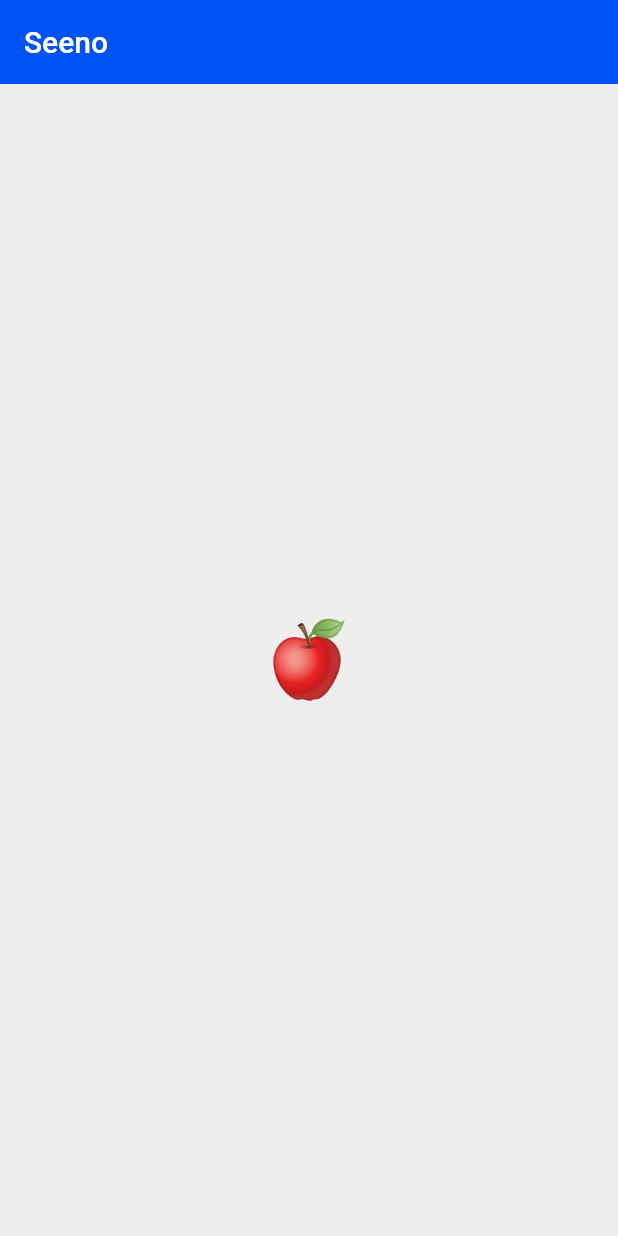
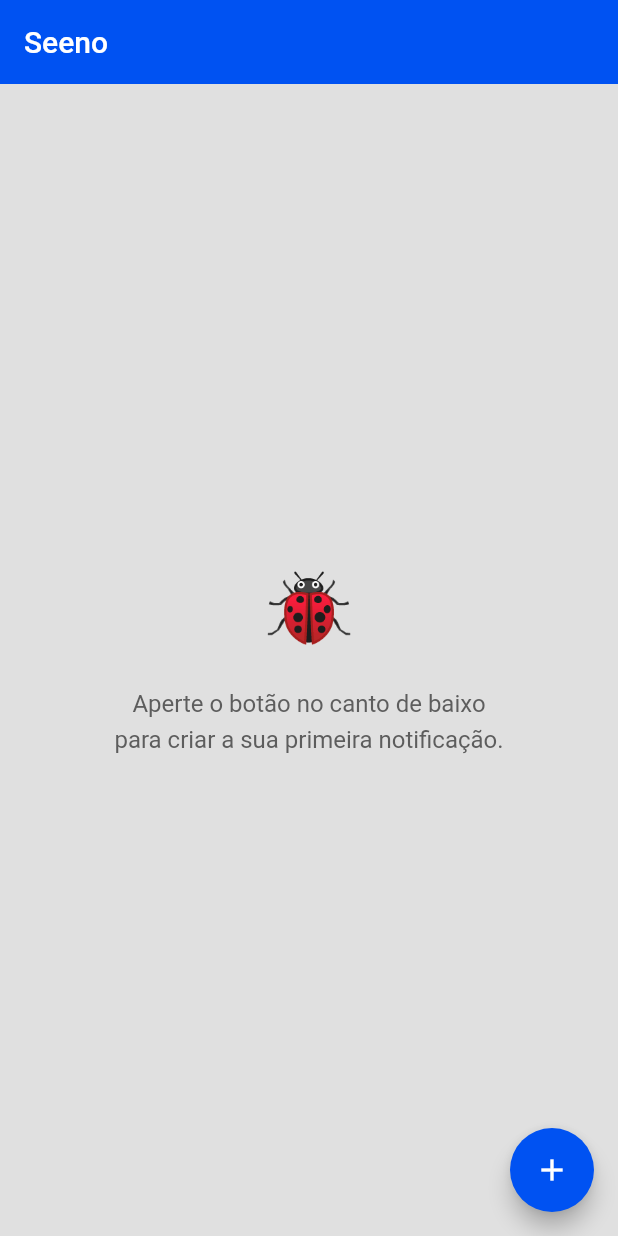
Before and after one commit to C4co/flutter_todolist, a Flutter app: the screen it shows after launch, on a phone screen of 412 x 824 dp. Run offline on Flutter 3.47's test engine with Material 2 defaults, Android fonts, the phone set to English and light mode, and no system bars; our stand-ins replace drift, flutter_local_notifications, flutter_timezone, go_router, timezone; accounts and stored records are empty; generated files the repository leaves out were written again.

Commit message:
update: home page structure

```diff
--- /dev/null
+++ b/lib/pages/home/components/empty_list_component.dart
@@ -0,0 +1,28 @@
+import 'package:flutter/material.dart';
+import 'package:seeno/settings/themes/basic.theme.dart';
+
+class EmptyList extends StatelessWidget {
+  const EmptyList({super.key});
+
+  @override
+  Widget build(BuildContext context) {
+    return Center(
+      child: Container(
+        width: 300,
+        padding: const EdgeInsets.all(20),
+        child: Column(
+          mainAxisAlignment: MainAxisAlignment.center,
+          children: [
+            const Text('🐞', style: TextStyle(fontSize: 50)),
+            const SizedBox(height: 20),
+            Text(
+              'Aperte o botão no canto de baixo para criar a sua primeira notificação.',
+              textAlign: TextAlign.center,
+              style: ProjectText.text,
+            ),
+          ],
+        ),
+      ),
+    );
+  }
+}
--- a/lib/pages/home/home_page.dart
+++ b/lib/pages/home/home_page.dart
@@ -1,4 +1,12 @@
 import 'package:flutter/material.dart';
+import 'package:go_router/go_router.dart';
+
+import '/pages/home/components/empty_list_component.dart';
+import 'components/list_notification_cards_component.dart';
+import '/settings/components/loading_component.dart';
+
+import '/data/database/local_database.dart';
+import '/data/repositories/local_repository.dart';
 
 class HomePage extends StatefulWidget {
   const HomePage({super.key});
@@ -8,17 +16,41 @@ class HomePage extends StatefulWidget {
 }
 
 class _HomePageState extends State<HomePage> {
+  final LocalRepository _localRepository = LocalRepository(LocalDatabase());
+
   @override
   Widget build(BuildContext context) {
     return Scaffold(
+      backgroundColor: Colors.grey.shade300,
       appBar: AppBar(
         title: const Text('Seeno'),
       ),
-      body: const Center(
-        child: Text(
-          '🍎',
-          style: TextStyle(fontSize: 50),
-        ),
+      floatingActionButton: FloatingActionButton(
+        onPressed: () {
+          context.go('/new_notification');
+        },
+        child: const Icon(Icons.add),
+      ),
+      body: StreamBuilder(
+        stream: _localRepository.read(),
+        builder:
+            (context, AsyncSnapshot<List<NotificationLocalData>> snapshot) {
+          var items = snapshot.data;
+
+          if (snapshot.hasError) {
+            return const Text('Error');
+          }
+
+          if (snapshot.hasData && snapshot.data!.toList().isEmpty) {
+            return const EmptyList();
+          }
+
+          if (snapshot.hasData) {
+            return ListNotificationCards(items: items);
+          }
+
+          return const LoadingComponent();
+        },
       ),
     );
   }
```
Also changed, not shown: lib/pages/home/components/list_notification_cards_component.dart (added, +32 -0 lines), lib/pages/home/components/notification_card_component.dart (added, +52 -0 lines), lib/pages/home/home_controller.dart (added, +41 -0 lines).
